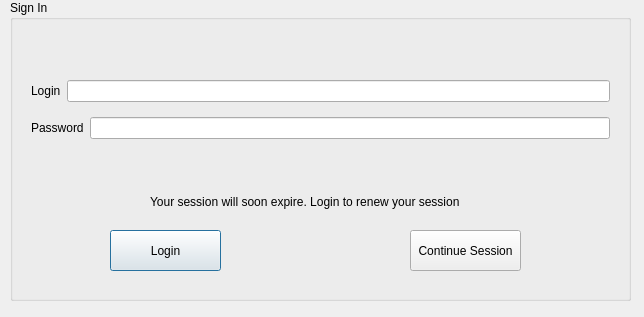
Old version of the form tcc_gui/tcc_gui/logindialog.ui in the repository raquelrasia/tcc.
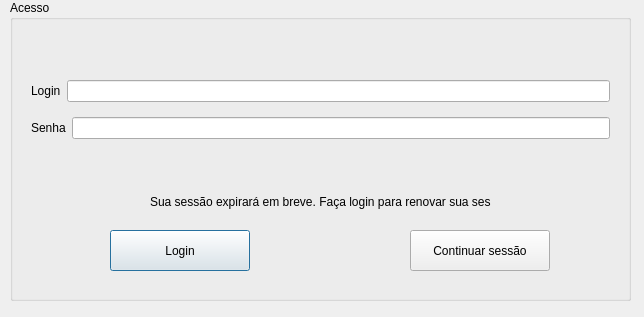
New version of the form.

Commit message: Elimina uma janela de comando para camera de documentos

What changed in the file:
```diff
--- a/tcc_gui/tcc_gui/logindialog.ui
+++ b/tcc_gui/tcc_gui/logindialog.ui
@@ -23,14 +23,14 @@
     </rect>
    </property>
    <property name="title">
-    <string>Sign In</string>
+    <string>Acesso</string>
    </property>
    <widget class="QPushButton" name="pushButton">
     <property name="geometry">
      <rect>
       <x>100</x>
       <y>230</y>
-      <width>111</width>
+      <width>140</width>
       <height>41</height>
      </rect>
     </property>
@@ -67,7 +67,7 @@
        <item>
         <widget class="QLabel" name="label_2">
          <property name="text">
-          <string>Password</string>
+          <string>Senha</string>
          </property>
         </widget>
        </item>
@@ -87,12 +87,12 @@
      <rect>
       <x>400</x>
       <y>230</y>
-      <width>111</width>
+      <width>140</width>
       <height>41</height>
      </rect>
     </property>
     <property name="text">
-     <string>Continue Session</string>
+     <string>Continuar sessão</string>
     </property>
    </widget>
    <widget class="QLabel" name="expire_label">
@@ -105,7 +105,7 @@
      </rect>
     </property>
     <property name="text">
-     <string>Your session will soon expire. Login to renew your session</string>
+     <string>Sua sessão expirará em breve. Faça login para renovar sua sessão</string>
     </property>
    </widget>
   </widget>
```
The commit also changes 11 other files.
